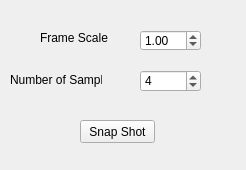
Before: the Qt Designer form Helios/Qt/Plugins/SnapShot/SnapShot.ui in perryiv/cadkit, drawn with Qt 5.
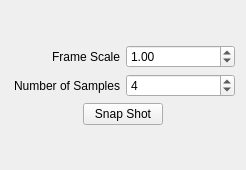
After: the same form once the commit is applied.

Commit message: -Improving resizing behavior.

Patch:
```diff
--- a/Helios/Qt/Plugins/SnapShot/SnapShot.ui
+++ b/Helios/Qt/Plugins/SnapShot/SnapShot.ui
@@ -12,41 +12,55 @@
   <property name="windowTitle" >
    <string>SnapShot</string>
   </property>
-  <widget class="QPushButton" name="_snapShotButton" >
-   <property name="geometry" >
-    <rect>
-     <x>80</x>
-     <y>120</y>
-     <width>75</width>
-     <height>23</height>
-    </rect>
-   </property>
+  <layout class="QVBoxLayout" >
+   <item>
+    <spacer>
+     <property name="orientation" >
+      <enum>Qt::Vertical</enum>
+     </property>
+     <property name="sizeHint" >
+      <size>
+       <width>20</width>
+       <height>40</height>
+      </size>
+     </property>
+    </spacer>
+   </item>
+   <item>
+    <layout class="QHBoxLayout" >
+     <item>
+      <widget class="QLabel" name="label" >
    <property name="text" >
-    <string>Snap Shot</string>
-   </property>
-  </widget>
+        <string>Frame Scale</string>
+       </property>
+       <property name="alignment" >
+        <set>Qt::AlignRight|Qt::AlignTrailing|Qt::AlignVCenter</set>
+       </property>
+      </widget>
+     </item>
+     <item>
+      <widget class="QDoubleSpinBox" name="_frameScale" >
+       <property name="value" >
+        <double>1.000000000000000</double>
+       </property>
+      </widget>
+     </item>
+    </layout>
+   </item>
+   <item>
+    <layout class="QHBoxLayout" >
+     <item>
   <widget class="QLabel" name="label_2" >
-   <property name="geometry" >
-    <rect>
-     <x>10</x>
-     <y>70</y>
-     <width>92</width>
-     <height>20</height>
-    </rect>
-   </property>
    <property name="text" >
     <string>Number of Samples</string>
    </property>
-  </widget>
+       <property name="alignment" >
+        <set>Qt::AlignRight|Qt::AlignTrailing|Qt::AlignVCenter</set>
+       </property>
+      </widget>
+     </item>
+     <item>
   <widget class="QSpinBox" name="_numSamples" >
-   <property name="geometry" >
-    <rect>
-     <x>140</x>
-     <y>70</y>
-     <width>61</width>
-     <height>22</height>
-    </rect>
-   </property>
    <property name="minimum" >
     <number>1</number>
    </property>
@@ -54,32 +68,60 @@
     <number>4</number>
    </property>
   </widget>
-  <widget class="QDoubleSpinBox" name="_frameScale" >
-   <property name="geometry" >
-    <rect>
-     <x>140</x>
-     <y>30</y>
-     <width>61</width>
-     <height>21</height>
-    </rect>
-   </property>
-   <property name="value" >
-    <double>1.000000000000000</double>
-   </property>
-  </widget>
-  <widget class="QLabel" name="label" >
-   <property name="geometry" >
-    <rect>
-     <x>40</x>
-     <y>30</y>
-     <width>71</width>
-     <height>16</height>
-    </rect>
-   </property>
+     </item>
+    </layout>
+   </item>
+   <item>
+    <layout class="QHBoxLayout" >
+     <item>
+      <spacer>
+       <property name="orientation" >
+        <enum>Qt::Horizontal</enum>
+       </property>
+       <property name="sizeHint" >
+        <size>
+         <width>40</width>
+         <height>20</height>
+        </size>
+       </property>
+      </spacer>
+     </item>
+     <item>
+      <widget class="QPushButton" name="_snapShotButton" >
    <property name="text" >
-    <string>Frame Scale</string>
-   </property>
-  </widget>
+        <string>Snap Shot</string>
+       </property>
+      </widget>
+     </item>
+     <item>
+      <spacer>
+       <property name="orientation" >
+        <enum>Qt::Horizontal</enum>
+       </property>
+       <property name="sizeHint" >
+        <size>
+         <width>40</width>
+         <height>20</height>
+        </size>
+       </property>
+      </spacer>
+     </item>
+    </layout>
+   </item>
+   <item>
+    <spacer>
+     <property name="orientation" >
+      <enum>Qt::Vertical</enum>
+     </property>
+     <property name="sizeHint" >
+      <size>
+       <width>20</width>
+       <height>40</height>
+      </size>
+     </property>
+    </spacer>
+   </item>
+  </layout>
  </widget>
  <resources/>
  <connections/>
```
Lines whose indentation alone changed are shown as unchanged. The commit also changes 2 other files.
